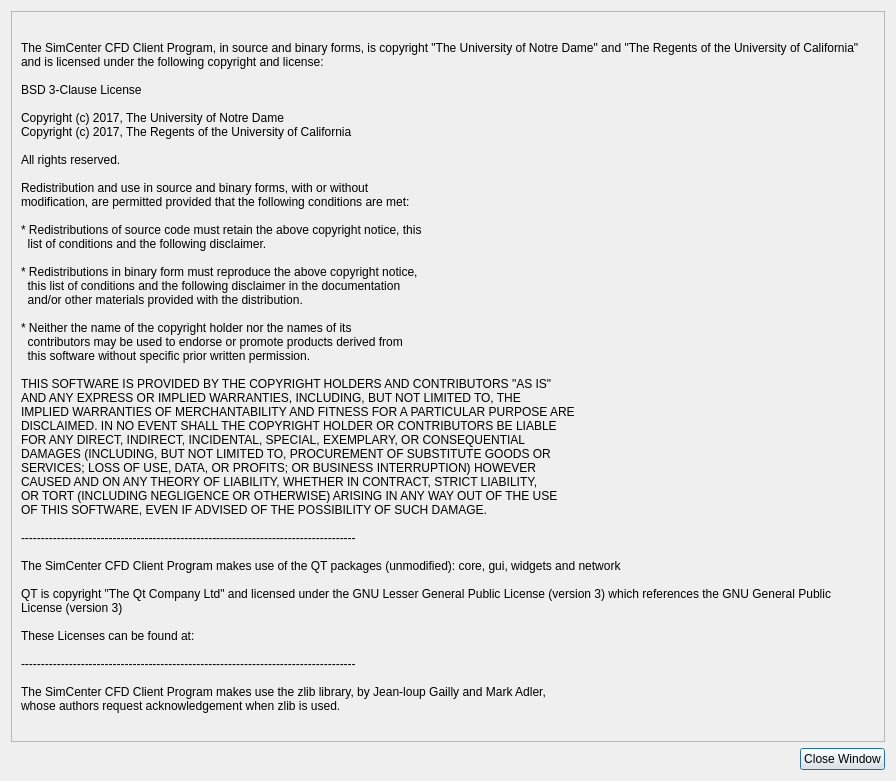
psempoli/AgaveClientTester, file utilWindows/copyrightdialog.ui: the form before one commit.
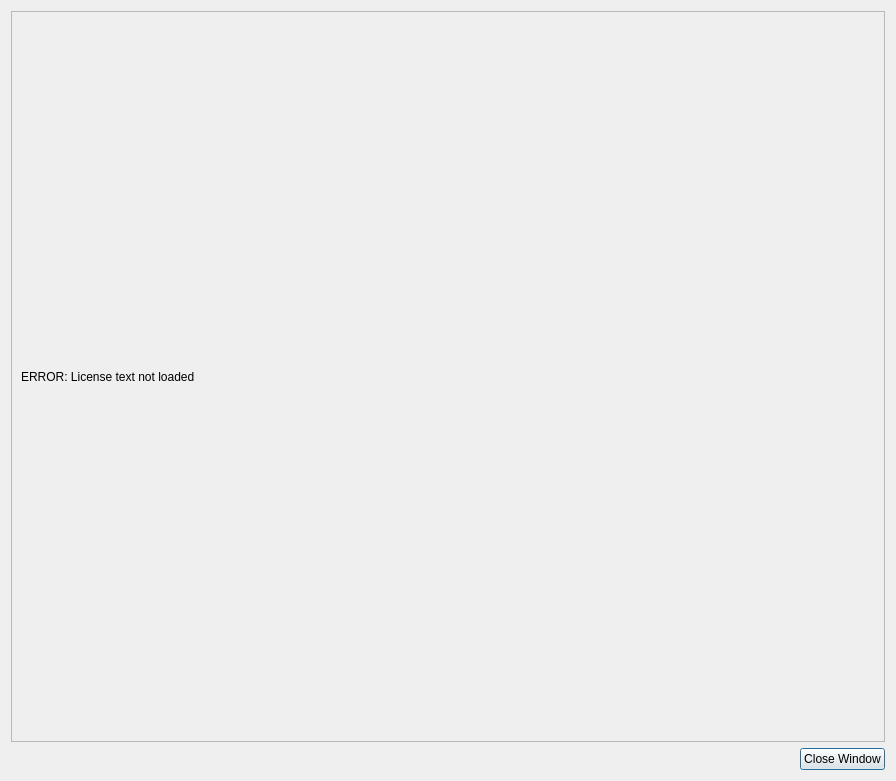
The form after the commit.

Commit message: Added new license methods

```diff
--- a/utilWindows/copyrightdialog.ui
+++ b/utilWindows/copyrightdialog.ui
@@ -60,60 +60,15 @@
        <rect>
         <x>0</x>
         <y>0</y>
-        <width>862</width>
-        <height>834</height>
+        <width>876</width>
+        <height>727</height>
        </rect>
       </property>
       <layout class="QVBoxLayout" name="verticalLayout">
        <item>
         <widget class="QLabel" name="label">
          <property name="text">
-          <string>The SimCenter CFD Client Program, in source and binary forms, is copyright &quot;The University of Notre Dame&quot; and &quot;The Regents of the University of California&quot; and is licensed under the following copyright and license:
-
-BSD 3-Clause License
-
-Copyright (c) 2017, The University of Notre Dame
-Copyright (c) 2017, The Regents of the University of California
-
-All rights reserved.
-
-Redistribution and use in source and binary forms, with or without
-modification, are permitted provided that the following conditions are met:
-
-* Redistributions of source code must retain the above copyright notice, this
-  list of conditions and the following disclaimer.
-
-* Redistributions in binary form must reproduce the above copyright notice,
-  this list of conditions and the following disclaimer in the documentation
-  and/or other materials provided with the distribution.
-
-* Neither the name of the copyright holder nor the names of its
-  contributors may be used to endorse or promote products derived from
-  this software without specific prior written permission.
-
-THIS SOFTWARE IS PROVIDED BY THE COPYRIGHT HOLDERS AND CONTRIBUTORS &quot;AS IS&quot;
-AND ANY EXPRESS OR IMPLIED WARRANTIES, INCLUDING, BUT NOT LIMITED TO, THE
-IMPLIED WARRANTIES OF MERCHANTABILITY AND FITNESS FOR A PARTICULAR PURPOSE ARE
-DISCLAIMED. IN NO EVENT SHALL THE COPYRIGHT HOLDER OR CONTRIBUTORS BE LIABLE
-FOR ANY DIRECT, INDIRECT, INCIDENTAL, SPECIAL, EXEMPLARY, OR CONSEQUENTIAL
-DAMAGES (INCLUDING, BUT NOT LIMITED TO, PROCUREMENT OF SUBSTITUTE GOODS OR
-SERVICES; LOSS OF USE, DATA, OR PROFITS; OR BUSINESS INTERRUPTION) HOWEVER
-CAUSED AND ON ANY THEORY OF LIABILITY, WHETHER IN CONTRACT, STRICT LIABILITY,
-OR TORT (INCLUDING NEGLIGENCE OR OTHERWISE) ARISING IN ANY WAY OUT OF THE USE
-OF THIS SOFTWARE, EVEN IF ADVISED OF THE POSSIBILITY OF SUCH DAMAGE.
-
-------------------------------------------------------------------------------------
-
-The SimCenter CFD Client Program makes use of the QT packages (unmodified): core, gui, widgets and network
-
-QT is copyright &quot;The Qt Company Ltd&quot; and licensed under the GNU Lesser General Public License (version 3) which references the GNU General Public License (version 3)
-
-These Licenses can be found at: &lt;http://www.gnu.org/licenses/&gt;
-
-------------------------------------------------------------------------------------
-
-The SimCenter CFD Client Program makes use the zlib library, by Jean-loup Gailly and Mark Adler, 
-whose authors request acknowledgement when zlib is used.</string>
+          <string>ERROR: License text not loaded</string>
          </property>
          <property name="textFormat">
           <enum>Qt::PlainText</enum>
```
Left out of the diff: 2 changed lines with no effect on the pictures. The commit also changes 6 other files.
